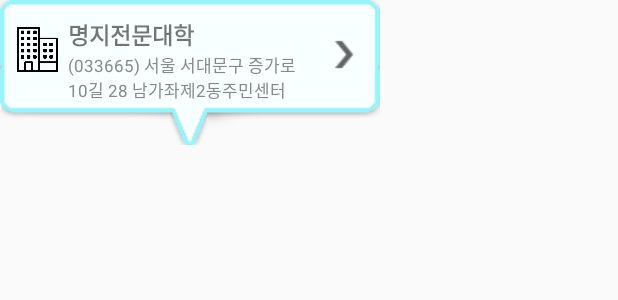
After one commit to Won-dy/Capstone2, an Android app: the layout custom_callout_balloon.xml on its own in the app's theme, with its tools: preview values and no code run, on a phone screen of 412 x 824 dp. The commit adds this screen. Shown: the top 300 px of the screen. Run offline under Robolectric (Android 15) with nearby library versions, the phone set to English and light mode, and no system bars; network calls fail.

Commit message:
맵뷰재활용하는중

```diff
--- a/app/src/main/java/kr/co/ilg/activity/findwork/ListAdapter.java
+++ b/app/src/main/java/kr/co/ilg/activity/findwork/ListAdapter.java
@@ -145,7 +145,10 @@ public class ListAdapter extends RecyclerView.Adapter<RecyclerView.ViewHolder> {
                             intent.putExtra("field_name", workInfo.get(position).field_name);
                             intent.putExtra("jp_is_urgency", workInfo.get(position).urgency);
                             intent.putExtra("field_code", workInfo.get(position).field_code);
+                            intent.addFlags(Intent.FLAG_ACTIVITY_SINGLE_TOP);
+                            intent.addFlags(Intent.FLAG_ACTIVITY_CLEAR_TOP);;
                             context.startActivity(intent);
+
                         }
                     });
                     myViewHolder.btnSupply.setOnClickListener(new View.OnClickListener() {
@@ -193,7 +196,10 @@ public class ListAdapter extends RecyclerView.Adapter<RecyclerView.ViewHolder> {
                     intent.putExtra("business_reg_num", workInfo.get(position).business_reg_num);
                     intent.putExtra("field_name", workInfo.get(position).field_name);
                     intent.putExtra("field_code", workInfo.get(position).field_code);
+                    intent.addFlags(Intent.FLAG_ACTIVITY_SINGLE_TOP);
+                    intent.addFlags(Intent.FLAG_ACTIVITY_CLEAR_TOP);
                     context.startActivity(intent);
+
                 }
             }
         });
--- a/app/src/main/java/kr/co/ilg/activity/findwork/OfficeInfoActivity.java
+++ b/app/src/main/java/kr/co/ilg/activity/findwork/OfficeInfoActivity.java
@@ -40,7 +40,7 @@ public class OfficeInfoActivity extends AppCompatActivity {
     String name[], contents[], datetime[], key[];
     String mapAddress;
     RecyclerView.LayoutManager layoutManager;
-
+    WorkMapActivity workMapActivity = new WorkMapActivity();
     @Override
     protected void onCreate(@Nullable Bundle savedInstanceState) {
         super.onCreate(savedInstanceState);
@@ -179,7 +179,10 @@ public class OfficeInfoActivity extends AppCompatActivity {
                 Log.d("mappppp",mapAddress);
                 Intent intent = new Intent(OfficeInfoActivity.this, WorkMapActivity.class);
                 intent.putExtra("mapAddress",mapAddress);
+                intent.addFlags(Intent.FLAG_ACTIVITY_SINGLE_TOP);
+                intent.addFlags(Intent.FLAG_ACTIVITY_CLEAR_TOP);
                 startActivity(intent);
+                workMapActivity.setMapCenter(mapAddress);
             }
         });
     }
--- a/app/src/main/java/kr/co/ilg/activity/findwork/WorkInfoActivity.java
+++ b/app/src/main/java/kr/co/ilg/activity/findwork/WorkInfoActivity.java
@@ -32,6 +32,7 @@ public class WorkInfoActivity extends AppCompatActivity { //일자리 정보화
     Context mContext;
     Intent intent;
     String mapAddress;
+    WorkMapActivity workMapActivity = new WorkMapActivity();
     @Override
     protected void onCreate(@Nullable Bundle savedInstanceState) {
         super.onCreate(savedInstanceState);
@@ -101,7 +102,10 @@ public class WorkInfoActivity extends AppCompatActivity { //일자리 정보화
             public void onClick(View view) {
                 Intent intent = new Intent(WorkInfoActivity.this, WorkMapActivity.class);
                 intent.putExtra("mapAddress",mapAddress);
+                intent.addFlags(Intent.FLAG_ACTIVITY_SINGLE_TOP);
+                intent.addFlags(Intent.FLAG_ACTIVITY_CLEAR_TOP);;
                 startActivity(intent);
+                workMapActivity.setMapCenter(mapAddress);
             }
         });
 
--- /dev/null
+++ b/app/src/main/res/drawable/balloon_overlay_bg_selector.xml
@@ -0,0 +1,7 @@
+<?xml version="1.0" encoding="utf-8"?>
+<selector xmlns:android="http://schemas.android.com/apk/res/android">
+    <item
+     android:state_pressed="false"
+     android:drawable="@drawable/balloon_overlay_unfocused"
+        />
+</selector>
--- /dev/null
+++ b/app/src/main/res/layout/custom_callout_balloon.xml
@@ -0,0 +1,84 @@
+<?xml version="1.0" encoding="utf-8"?>
+<LinearLayout xmlns:android="http://schemas.android.com/apk/res/android"
+    xmlns:tools="http://schemas.android.com/tools"
+    xmlns:app="http://schemas.android.com/apk/res-auto"
+    android:id="@+id/balloon_main_layout"
+    android:layout_width="wrap_content"
+    android:layout_height="wrap_content"
+    android:background="@drawable/balloon_overlay_bg_selector"
+    android:minWidth="200dp"
+    android:orientation="horizontal"
+    android:paddingBottom="25dp"
+    android:paddingLeft="10dp"
+    android:paddingRight="0dp"
+    android:paddingTop="0dp"
+    >
+    <ImageView
+        android:layout_width="30dp"
+        android:layout_height="30dp"
+        android:src="@drawable/building"
+        android:id="@+id/badge"
+        android:layout_marginTop="18dp"
+        />
+    <LinearLayout
+        android:id="@+id/balloon_inner_layout"
+        android:layout_width="fill_parent"
+        android:layout_height="wrap_content"
+        android:layout_marginTop="6dp"
+        android:layout_weight="1" >
+
+        <LinearLayout
+            android:layout_marginTop="5dp"
+            android:layout_width="0dp"
+            android:layout_height="wrap_content"
+            android:layout_weight="1"
+            android:gravity="center_vertical"
+            android:minHeight="40dp"
+            android:orientation="vertical"
+            android:layout_marginLeft="5dp"
+            >
+
+            <TextView
+                android:id="@+id/balloon_item_title"
+                android:layout_width="wrap_content"
+                android:layout_height="wrap_content"
+                android:text="명지전문대학"
+                android:textStyle="bold"
+                android:textSize="15dp"
+                />
+
+            <TextView
+                android:id="@+id/balloon_item_address"
+                android:layout_width="160dp"
+                android:layout_height="wrap_content"
+                android:text="(033665) 서울 서대문구 증가로10길 28 남가좌제2동주민센터"
+                android:textColor="#8A8989"
+                android:textSize="11dp"
+                android:layout_marginBottom="3dp"
+                />
+        </LinearLayout>
+
+
+    </LinearLayout>
+
+    <ImageView
+        android:id="@+id/balloon_disclosure"
+        android:layout_width="wrap_content"
+        android:layout_height="fill_parent"
+        android:layout_gravity="center_vertical"
+        android:paddingTop="3dp"
+        android:src="@drawable/balloon_disclosure"
+         />
+<!--    <ImageView-->
+<!--        android:id="@+id/balloon_close"-->
+<!--        android:layout_width="40dp"-->
+<!--        android:layout_height="40dp"-->
+<!--        android:paddingBottom="10dp"-->
+<!--        android:paddingLeft="10dp"-->
+<!--        android:paddingRight="5dp"-->
+<!--        android:paddingTop="5dp"-->
+<!--        android:src="@drawable/balloon_overlay_close"-->
+<!--        android:tint="#636363"-->
+<!--        />-->
+
+</LinearLayout>
```
Also changed, not shown: app/src/main/java/kr/co/ilg/activity/findwork/CustomCalloutBalloonAdapter.java (added, +50 -0 lines), app/src/main/java/kr/co/ilg/activity/findwork/WorkMapActivity.java (+62 -31 lines), app/src/main/res/drawable-v24/supervisor.png (added), app/src/main/res/drawable/balloon_disclosure.png (added), app/src/main/res/drawable/balloon_overlay_close.png (added), app/src/main/res/drawable/balloon_overlay_unfocused.9.png (added).
